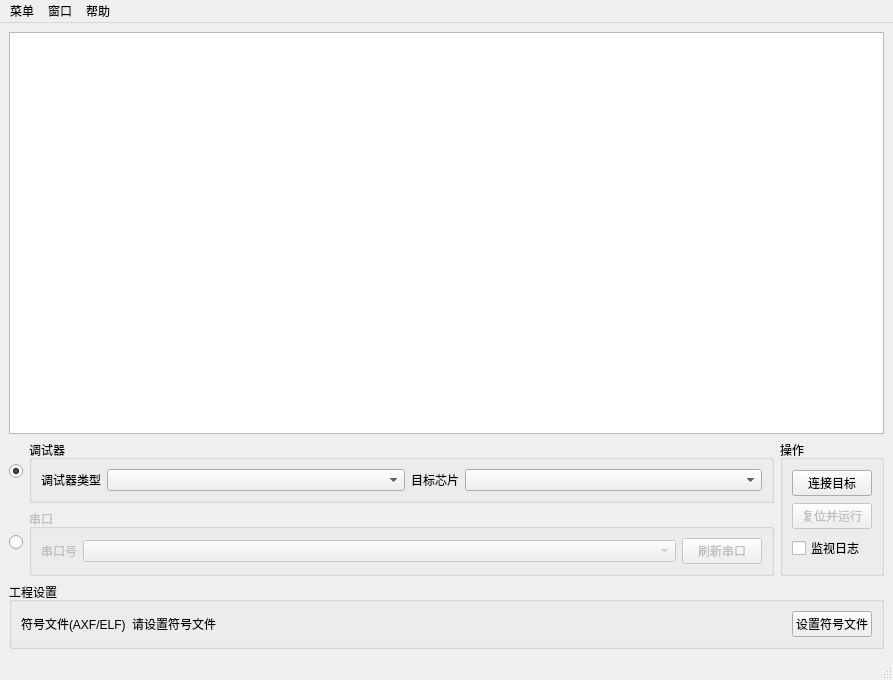
This is mainwindow.ui in Skythinker616/LinkScope as Qt 5 draws it before an edit. The edited form follows.
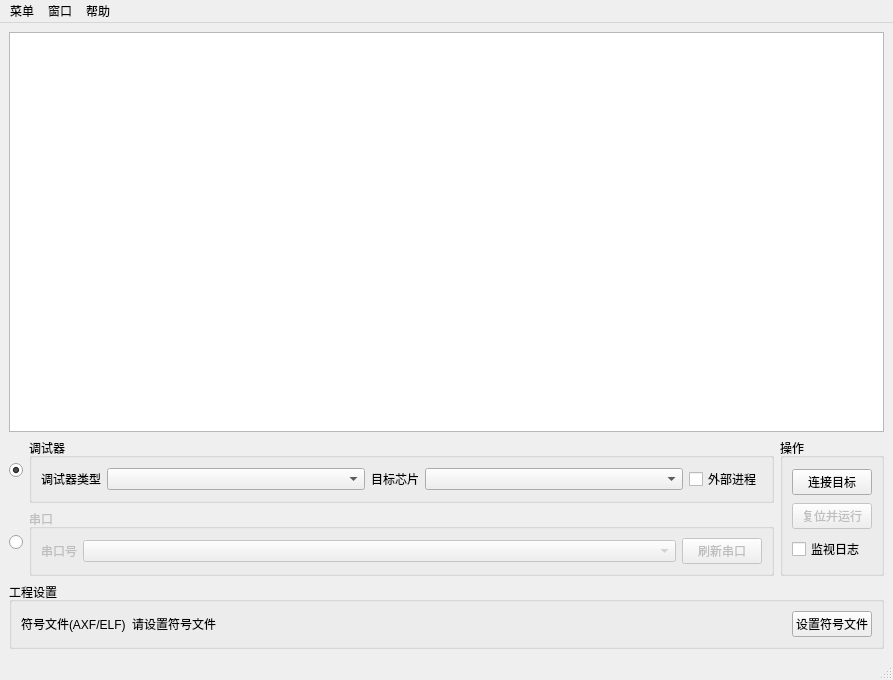
This is the edited form.

Commit message: 增加对外部OpenOCD进程的支持；解决选择窗口的文件名重复和变量缺失问题；选择窗口添加加载状态显示和刷新按钮；添加高级配置窗口，允许配置串口、采样频率和GDB/OCD参数；完善tooltip说明；版本号更新至1.3.0

```diff
--- a/mainwindow.ui
+++ b/mainwindow.ui
@@ -82,6 +82,16 @@
              </property>
             </widget>
            </item>
+           <item>
+            <widget class="QCheckBox" name="cb_ext_openocd">
+             <property name="toolTip">
+              <string>勾选后请先启动一个外部OpenOCD进程，本程序将直接连接至该进程</string>
+             </property>
+             <property name="text">
+              <string>外部进程</string>
+             </property>
+            </widget>
+           </item>
           </layout>
          </widget>
         </item>
```
Left out of the diff: 62 changed lines with no effect on the pictures. The commit also changes 22 other files.
